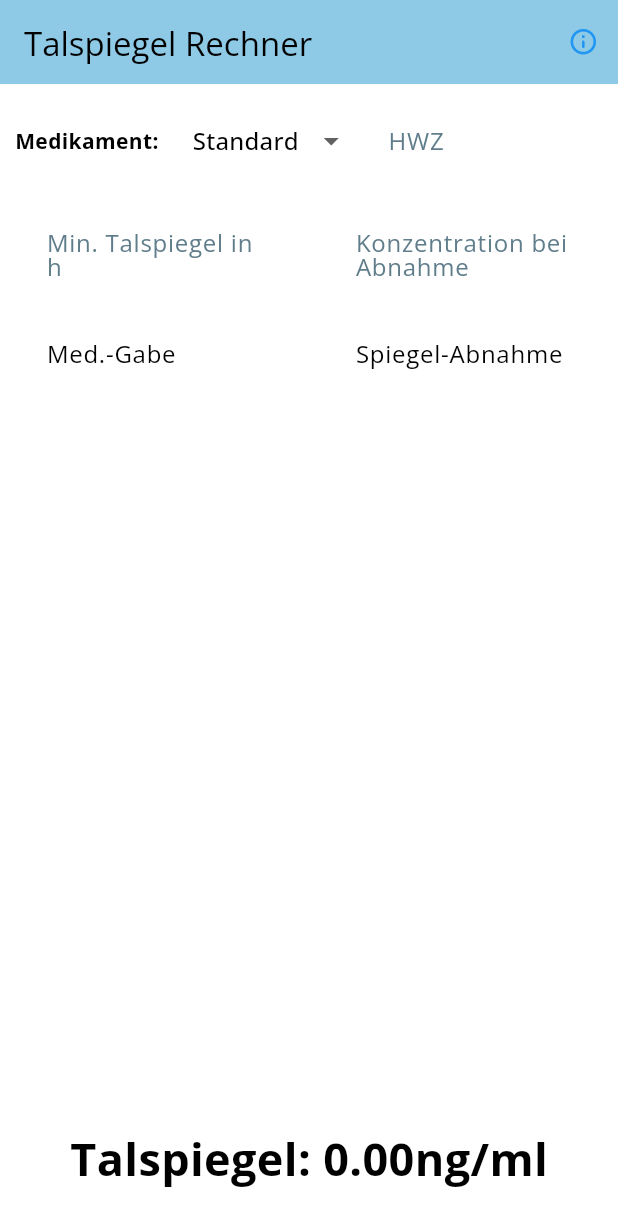
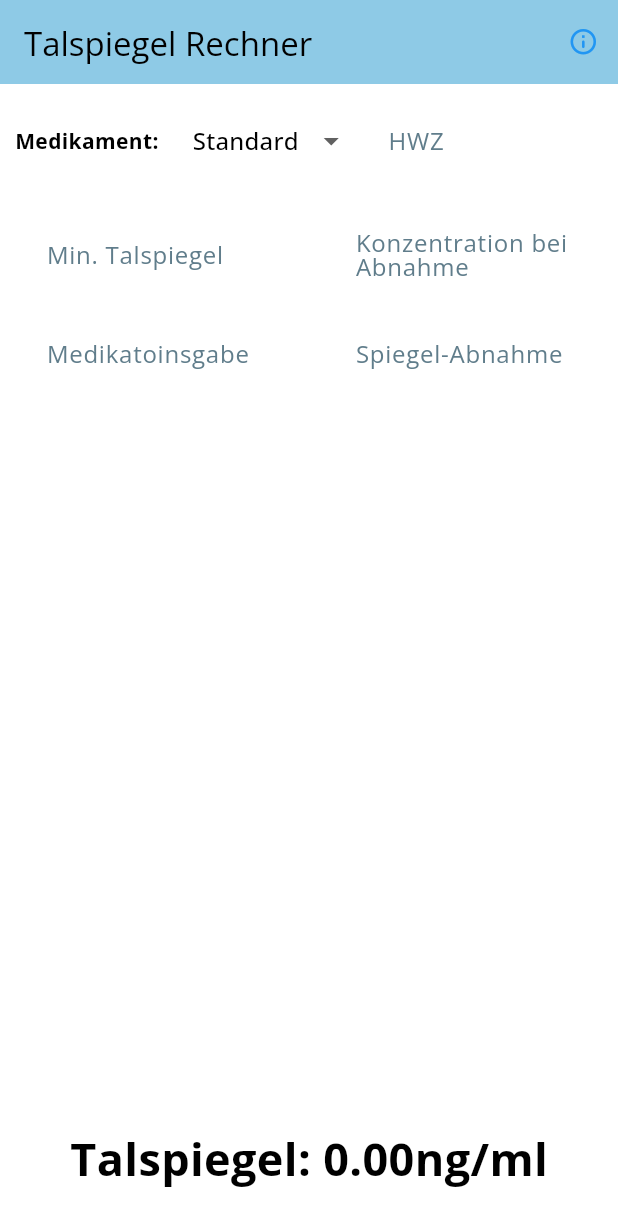
Before and after one commit to 42elenz/Talspiegel_Calculator, a Flutter app: the screen it shows after launch, on a phone screen of 412 x 824 dp. Shown: the top 1226 px of the screen. Run offline on Flutter 3.47's test engine with Material 2 defaults, Android fonts, the phone set to English and light mode, and no system bars; our stand-ins replace flutter_datetime_picker, google_fonts, introduction_screen.

Commit message:
fixed date_time layout and functionallity

```diff
--- a/lib/main.dart
+++ b/lib/main.dart
@@ -7,6 +7,7 @@ import 'dart:math';
 import 'package:flutter_localizations/flutter_localizations.dart';
 import 'package:flutter_datetime_picker/flutter_datetime_picker.dart';
 import 'package:intl/intl.dart';
+import 'package:introduction_screen/introduction_screen.dart';
 
 // Models
 import 'models.dart';
@@ -151,7 +152,7 @@ class _HomeScreenState extends State<HomeScreen> {
     Medication(name: 'Loxapin', mintal: 24, hlf: 7),
     Medication(name: 'Lurasidon', mintal: 24, hlf: 25),
     Medication(name: 'Melperon', mintal: 24, hlf: 5),
-    Medication(name: 'Olanzapin-', mintal: 24, hlf: 33),
+    Medication(name: 'Olanzapin', mintal: 24, hlf: 33),
     Medication(name: 'Paliperidon', mintal: 24, hlf: 720),
     Medication(name: 'Perazin', mintal: 24, hlf: 12),
     Medication(name: 'Pipamperon', mintal: 24, hlf: 19),
@@ -296,7 +297,7 @@ class _HomeScreenState extends State<HomeScreen> {
                                   FilteringTextInputFormatter.allow(
                                       RegExp(r"[0-9]"))
                                 ],
-                                name: 'Min. Talspiegel in h',
+                                name: 'Min. Talspiegel',
                                 unit: 'h'),
                           ),
                           Expanded(
@@ -356,7 +357,8 @@ class _HomeScreenState extends State<HomeScreen> {
                                 },
                                 decoration: const InputDecoration(
                                     border: OutlineInputBorder(),
-                                    label: Text('Med.-Gabe'))),
+                                    label: Text('Medikatoinsgabe', style: const TextStyle(fontSize: 16, color: Colors.blueGrey)))
+                                    ),
                           ),
                         ),
                         Expanded(
@@ -381,25 +383,24 @@ class _HomeScreenState extends State<HomeScreen> {
                                               color: Colors.white,
                                               fontSize: 16)),
                                       onConfirm: (date) => setState(() {
-                                        abnahme = date;
-                                        if (gabe.compareTo(date) > 0) {
+                                            abnahme = date;
+                                            if (gabe.compareTo(date) > 0) {
                                               spiegelabn.text = 'kontrollieren';
                                               return;
                                             }
-                                        textfield2.text =
+                                            textfield2.text =
                                                 DateFormat('dd/MM/yyyy–kk:mm')
                                                     .format(gabe);
                                             spiegelabn.text =
                                                 DateFormat('dd/MM/yyyy–kk:mm')
                                                     .format(date);
-
                                           }),
                                       currentTime: DateTime.now(),
                                       locale: LocaleType.de);
                                 },
                                 decoration: const InputDecoration(
                                     border: OutlineInputBorder(),
-                                    label: Text('Spiegel-Abnahme'))),
+                                    label: Text('Spiegel-Abnahme', style: TextStyle(fontSize: 16, color: Colors.blueGrey)))),
                           ),
                         ),
                       ])
--- a/pubspec.yaml
+++ b/pubspec.yaml
@@ -41,6 +41,7 @@ dependencies:
   flutter_localizations:
     sdk: flutter
   flutter_datetime_picker: ^1.5.1
+  introduction_screen: ^3.1.1
 
 dev_dependencies:
   flutter_test:
```
Also changed, not shown: pubspec.lock.
